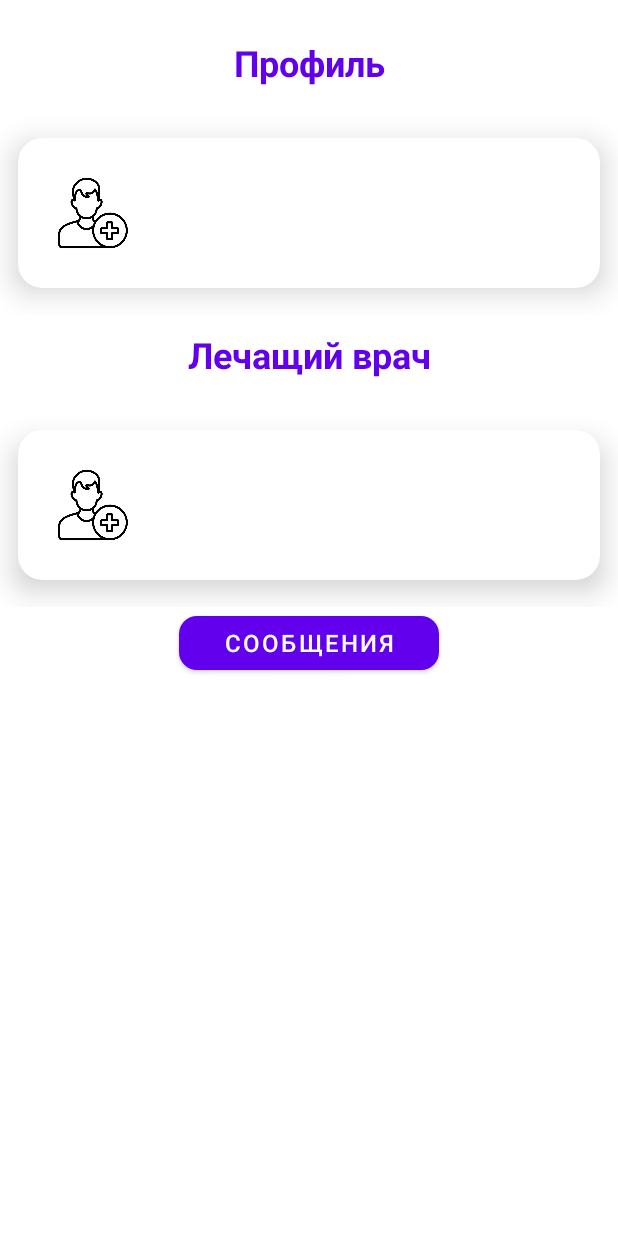
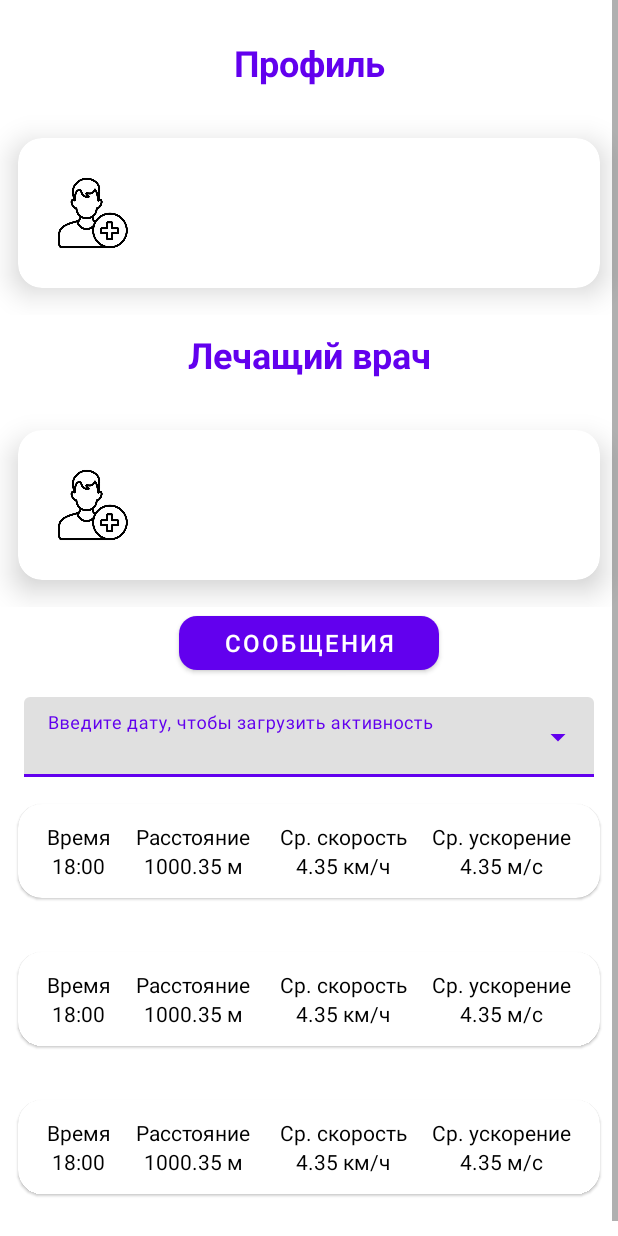
Before and after one commit to SPBU-Students-19B-11/Android-Walking-Health, an Android app: the layout fragment_profile_patient.xml on its own in the app's theme, with its tools: preview values and no code run, on a phone screen of 412 x 824 dp. Run offline under Robolectric (Android 15) with nearby library versions, the phone set to English and light mode, and no system bars.

```diff
--- a/app/src/main/java/com/ewake/walkinghealth/domain/repository/medical/MedicalRepository.kt
+++ b/app/src/main/java/com/ewake/walkinghealth/domain/repository/medical/MedicalRepository.kt
@@ -7,6 +7,8 @@ import com.ewake.walkinghealth.data.api.model.response.GetDoctorsResult
 import com.ewake.walkinghealth.data.api.model.response.MedicalGetDataResult
 import com.ewake.walkinghealth.data.api.model.response.MessagesResult
 import com.ewake.walkinghealth.data.api.model.response.SendMessageResponse
+import com.ewake.walkinghealth.data.local.room.entity.UserActivityData
+import com.ewake.walkinghealth.data.local.room.entity.UserActivityEntity
 import com.ewake.walkinghealth.domain.repository.base.BaseRepository
 
 /**
@@ -16,6 +18,6 @@ interface MedicalRepository : BaseRepository {
     suspend fun getDoctors(): BaseResponse<List<GetDoctorsResult>>
     suspend fun getMessages(login: String): BaseResponse<List<MessagesResult>>
     suspend fun sendData(data: MedicalSendDataRequest): BaseResponse<Any>
-    suspend fun getData(login: String?): BaseResponse<List<MedicalGetDataResult>>
+    suspend fun getData(login: String?): List<UserActivityEntity>
     suspend fun sendMessage(message: SendMessageRequest): BaseResponse<SendMessageResponse>
 }
--- a/app/src/main/java/com/ewake/walkinghealth/presentation/di/hilt/RepositoryModule.kt
+++ b/app/src/main/java/com/ewake/walkinghealth/presentation/di/hilt/RepositoryModule.kt
@@ -2,6 +2,7 @@ package com.ewake.walkinghealth.presentation.di.hilt
 
 import com.ewake.walkinghealth.data.api.Api
 import com.ewake.walkinghealth.data.local.prefs.UserDataPrefs
+import com.ewake.walkinghealth.data.local.room.AppDatabase
 import com.ewake.walkinghealth.domain.repository.impl.MedicalRepositoryImpl
 import com.ewake.walkinghealth.domain.repository.impl.UserRepositoryImpl
 import com.ewake.walkinghealth.domain.repository.medical.MedicalRepository
@@ -22,5 +23,5 @@ class RepositoryModule {
         UserRepositoryImpl(api, userDataPrefs)
 
     @Provides
-    fun provideMedicalRepository(api: Api): MedicalRepository = MedicalRepositoryImpl(api)
+    fun provideMedicalRepository(api: Api, appDatabase: AppDatabase): MedicalRepository = MedicalRepositoryImpl(api, appDatabase)
 }
--- a/app/src/main/java/com/ewake/walkinghealth/presentation/service/UserActivityService.kt
+++ b/app/src/main/java/com/ewake/walkinghealth/presentation/service/UserActivityService.kt
@@ -110,9 +110,9 @@ class UserActivityService : Service(), SensorEventListener, LocationListener {
         val timeStamp = System.currentTimeMillis()
 
         val intent = Intent(USER_ACTIVITY_SERVICE_TAG)
-            .putExtra(ACCELERATION_KEY, if (accelerationCount != 0) accelerationSum / accelerationCount else 0)
+            .putExtra(ACCELERATION_KEY, if (accelerationCount != 0) accelerationSum / accelerationCount else 0.0)
             .putExtra(TIMESTAMP_KEY, timeStamp)
-            .putExtra(SPEED_KEY, if (speedCount != 0) speedSum / speedCount else 0)
+            .putExtra(SPEED_KEY, if (speedCount != 0) speedSum / speedCount else 0.0)
             .putExtra(STEPS_KEY, steps)
 
         sendBroadcast(intent)
--- a/app/src/main/res/layout/fragment_profile_patient.xml
+++ b/app/src/main/res/layout/fragment_profile_patient.xml
@@ -1,6 +1,7 @@
 <?xml version="1.0" encoding="utf-8"?>
 <ScrollView xmlns:android="http://schemas.android.com/apk/res/android"
     xmlns:app="http://schemas.android.com/apk/res-auto"
+    xmlns:tools="http://schemas.android.com/tools"
     android:layout_width="match_parent"
     android:layout_height="wrap_content">
 
@@ -21,15 +22,6 @@
             app:layout_constraintStart_toStartOf="parent"
             app:layout_constraintTop_toTopOf="parent" />
 
-        <com.ewake.walkinghealth.presentation.ui.view.ProfileView
-            android:id="@+id/profile_card"
-            android:layout_width="match_parent"
-            android:layout_height="wrap_content"
-            android:layout_marginVertical="16dp"
-            app:layout_constraintEnd_toEndOf="parent"
-            app:layout_constraintStart_toStartOf="parent"
-            app:layout_constraintTop_toBottomOf="@id/title_profile" />
-
         <TextView
             android:id="@+id/title_doctor"
             android:layout_width="wrap_content"
@@ -42,6 +34,26 @@
             app:layout_constraintEnd_toEndOf="parent"
             app:layout_constraintStart_toStartOf="parent"
             app:layout_constraintTop_toBottomOf="@id/profile_card" />
+
+        <androidx.recyclerview.widget.RecyclerView
+            android:id="@+id/activities"
+            android:layout_width="match_parent"
+            android:layout_height="wrap_content"
+            android:clipToPadding="true"
+            android:paddingBottom="20dp"
+            app:layout_constraintEnd_toEndOf="parent"
+            app:layout_constraintStart_toStartOf="parent"
+            app:layout_constraintTop_toBottomOf="@id/date_container"
+            tools:listitem="@layout/item_user_activity" />
+
+        <com.ewake.walkinghealth.presentation.ui.view.ProfileView
+            android:id="@+id/profile_card"
+            android:layout_width="match_parent"
+            android:layout_height="wrap_content"
+            android:layout_marginVertical="16dp"
+            app:layout_constraintEnd_toEndOf="parent"
+            app:layout_constraintStart_toStartOf="parent"
+            app:layout_constraintTop_toBottomOf="@id/title_profile" />
 
         <com.ewake.walkinghealth.presentation.ui.view.ProfileView
             android:id="@+id/doctor"
@@ -64,6 +76,26 @@
             app:layout_constraintStart_toStartOf="parent"
             app:layout_constraintTop_toBottomOf="@id/doctor" />
 
+        <com.google.android.material.textfield.TextInputLayout
+            android:id="@+id/date_container"
+            style="@style/Widget.MaterialComponents.TextInputLayout.FilledBox.ExposedDropdownMenu"
+            android:layout_width="0dp"
+            android:layout_height="wrap_content"
+            android:layout_marginHorizontal="16dp"
+            android:layout_marginTop="12dp"
+            android:hint="Введите дату, чтобы загрузить активность"
+            app:layout_constraintEnd_toEndOf="parent"
+            app:layout_constraintStart_toStartOf="parent"
+            app:layout_constraintTop_toBottomOf="@id/messages">
+
+            <AutoCompleteTextView
+                android:id="@+id/date"
+                android:layout_width="match_parent"
+                android:layout_height="wrap_content"
+                android:textSize="14sp" />
+
+        </com.google.android.material.textfield.TextInputLayout>
+
     </androidx.constraintlayout.widget.ConstraintLayout>
 
 </ScrollView>
--- /dev/null
+++ b/app/src/main/res/layout/item_user_activity.xml
@@ -0,0 +1,125 @@
+<?xml version="1.0" encoding="utf-8"?>
+<LinearLayout xmlns:android="http://schemas.android.com/apk/res/android"
+    xmlns:app="http://schemas.android.com/apk/res-auto"
+    xmlns:tools="http://schemas.android.com/tools"
+    android:layout_width="match_parent"
+    android:layout_height="wrap_content">
+
+    <com.google.android.material.card.MaterialCardView
+        android:id="@+id/profile_card"
+        android:layout_width="match_parent"
+        android:layout_height="wrap_content"
+        android:layout_marginHorizontal="12dp"
+        android:layout_marginVertical="18dp"
+        app:cardCornerRadius="16dp">
+
+        <androidx.constraintlayout.widget.ConstraintLayout
+            android:layout_width="match_parent"
+            android:layout_height="wrap_content">
+
+            <TextView
+                android:id="@+id/time_title"
+                android:layout_width="wrap_content"
+                android:layout_height="wrap_content"
+                android:layout_marginEnd="6dp"
+                android:layout_marginStart="16dp"
+                android:layout_marginTop="12dp"
+                android:text="Время"
+                android:textColor="@color/black"
+                android:textSize="14sp"
+                app:layout_constraintEnd_toStartOf="@id/distance_title"
+                app:layout_constraintStart_toStartOf="parent"
+                app:layout_constraintTop_toTopOf="parent" />
+
+            <TextView
+                android:id="@+id/time"
+                android:layout_width="wrap_content"
+                android:layout_height="wrap_content"
+                android:layout_marginBottom="12dp"
+                android:gravity="center"
+                android:textColor="@color/black"
+                android:textSize="14sp"
+                app:layout_constraintBottom_toBottomOf="parent"
+                app:layout_constraintEnd_toEndOf="@id/time_title"
+                app:layout_constraintStart_toStartOf="@id/time_title"
+                app:layout_constraintTop_toBottomOf="@id/time_title"
+                tools:text="18:00" />
+
+            <TextView
+                android:id="@+id/distance_title"
+                android:layout_width="wrap_content"
+                android:layout_height="wrap_content"
+                android:layout_marginHorizontal="8dp"
+                android:layout_marginTop="12dp"
+                android:text="Расстояние"
+                android:textColor="@color/black"
+                android:textSize="14sp"
+                app:layout_constraintEnd_toStartOf="@id/speed_title"
+                app:layout_constraintStart_toEndOf="@id/time_title"
+                app:layout_constraintTop_toTopOf="parent" />
+
+            <TextView
+                android:id="@+id/distance"
+                android:layout_width="wrap_content"
+                android:layout_height="wrap_content"
+                android:textColor="@color/black"
+                android:textSize="14sp"
+                app:layout_constraintEnd_toEndOf="@id/distance_title"
+                app:layout_constraintStart_toStartOf="@id/distance_title"
+                app:layout_constraintTop_toBottomOf="@id/distance_title"
+                tools:text="1000.35 м" />
+
+            <TextView
+                android:id="@+id/speed_title"
+                android:layout_width="wrap_content"
+                android:layout_height="wrap_content"
+                android:layout_marginHorizontal="8dp"
+                android:layout_marginTop="12dp"
+                android:text="Cр. скорость"
+                android:textColor="@color/black"
+                android:textSize="14sp"
+                app:layout_constraintEnd_toStartOf="@id/acceleration_title"
+                app:layout_constraintStart_toEndOf="@id/distance_title"
+                app:layout_constraintTop_toTopOf="parent" />
+
+            <TextView
+                android:id="@+id/speed"
+                android:layout_width="wrap_content"
+                android:layout_height="wrap_content"
+                android:textColor="@color/black"
+                android:textSize="14sp"
+                app:layout_constraintEnd_toEndOf="@id/speed_title"
+                app:layout_constraintStart_toStartOf="@id/speed_title"
+                app:layout_constraintTop_toBottomOf="@id/speed_title"
+                tools:text="4.35 км/ч" />
+
+            <TextView
+                android:id="@+id/acceleration_title"
+                android:layout_width="wrap_content"
+                android:layout_height="wrap_content"
+                android:layout_marginEnd="16dp"
+                android:layout_marginStart="6dp"
+                android:layout_marginTop="12dp"
+                android:text="Cр. ускорение"
+                android:textColor="@color/black"
+                android:textSize="14sp"
+                app:layout_constraintEnd_toEndOf="parent"
+                app:layout_constraintStart_toEndOf="@id/speed_title"
+                app:layout_constraintTop_toTopOf="parent" />
+
+            <TextView
+                android:id="@+id/acceleration"
+                android:layout_width="wrap_content"
+                android:layout_height="wrap_content"
+                android:textColor="@color/black"
+                android:textSize="14sp"
+                app:layout_constraintEnd_toEndOf="@id/acceleration_title"
+                app:layout_constraintStart_toStartOf="@id/acceleration_title"
+                app:layout_constraintTop_toBottomOf="@id/acceleration_title"
+                tools:text="4.35 м/с" />
+
+        </androidx.constraintlayout.widget.ConstraintLayout>
+
+    </com.google.android.material.card.MaterialCardView>
+
+</LinearLayout>
```
Also changed, not shown: app/src/main/java/com/ewake/walkinghealth/data/local/prefs/BroadcastPrefs.kt (added, +22 -0 lines), app/src/main/java/com/ewake/walkinghealth/domain/repository/impl/MedicalRepositoryImpl.kt (+7 -8 lines), app/src/main/java/com/ewake/walkinghealth/presentation/app/App.kt (+8 -0 lines), app/src/main/java/com/ewake/walkinghealth/presentation/di/hilt/AppModule.kt (+15 -0 lines), app/src/main/java/com/ewake/walkinghealth/presentation/manager/ServiceStartingManager.kt (+6 -2 lines), app/src/main/java/com/ewake/walkinghealth/presentation/ui/fragment/profilepatient/ProfilePatientFragment.kt (+31 -1 lines), app/src/main/java/com/ewake/walkinghealth/presentation/ui/fragment/profilepatient/adapter/ActivityDataAdapter.kt (added, +50 -0 lines), app/src/main/java/com/ewake/walkinghealth/presentation/viewmodel/profilepatient/ProfilePatientViewModel.kt (+17 -9 lines).
